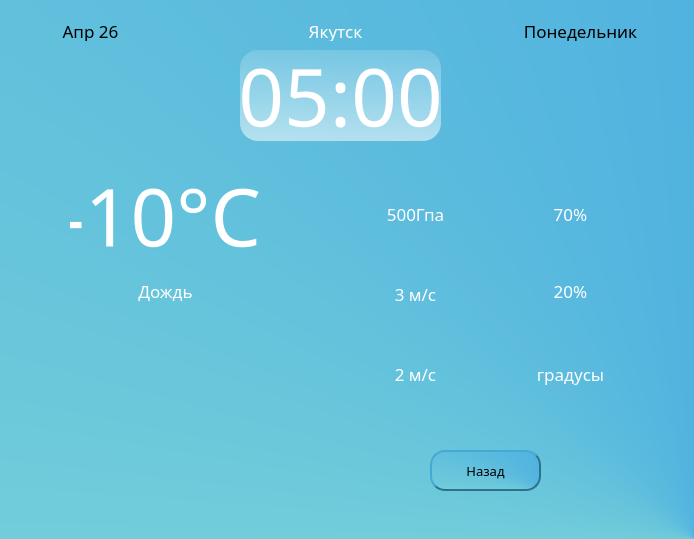
Above: design/main_detail.ui from Animila/PyWeather before the change. Below: the same form after it.
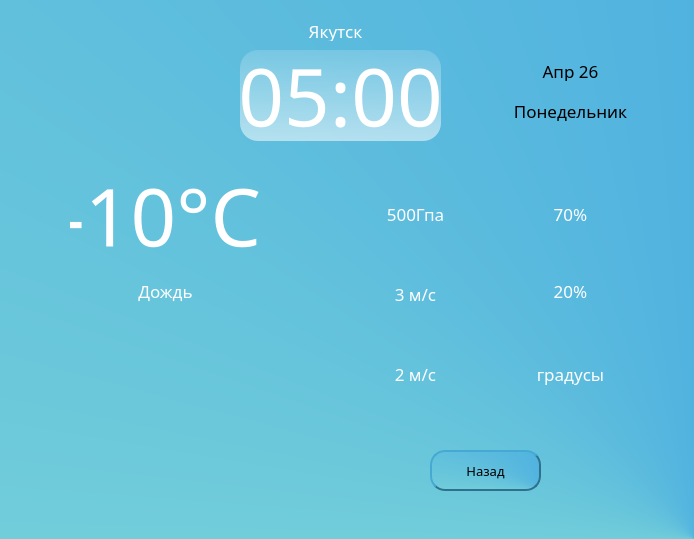
That is the form after the change. Icons and pictures are not drawn.

Diff of the .ui file:
```diff
--- a/design/main_detail.ui
+++ b/design/main_detail.ui
@@ -20,8 +20,8 @@
    <widget class="QLabel" name="week">
     <property name="geometry">
      <rect>
-      <x>510</x>
-      <y>20</y>
+      <x>500</x>
+      <y>100</y>
       <width>141</width>
       <height>21</height>
      </rect>
@@ -129,8 +129,8 @@
    <widget class="QLabel" name="photo">
     <property name="geometry">
      <rect>
-      <x>90</x>
-      <y>340</y>
+      <x>50</x>
+      <y>10</y>
       <width>150</width>
       <height>150</height>
      </rect>
@@ -174,8 +174,8 @@
    <widget class="QLabel" name="day">
     <property name="geometry">
      <rect>
-      <x>40</x>
-      <y>20</y>
+      <x>520</x>
+      <y>60</y>
       <width>101</width>
       <height>21</height>
      </rect>
```
